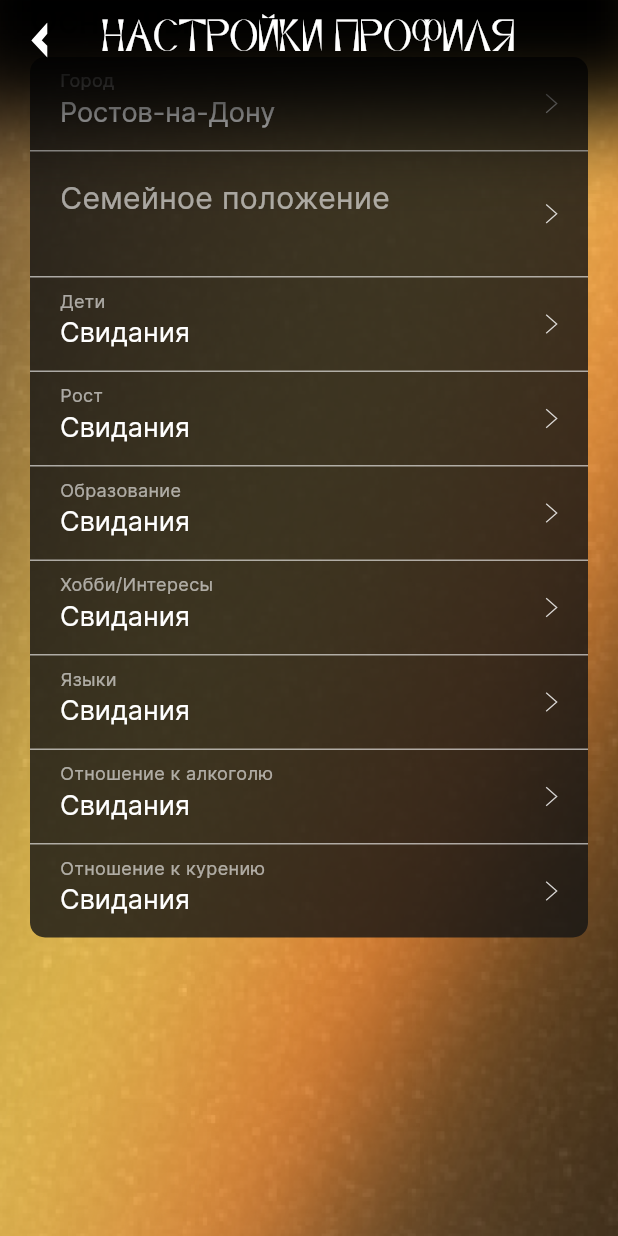
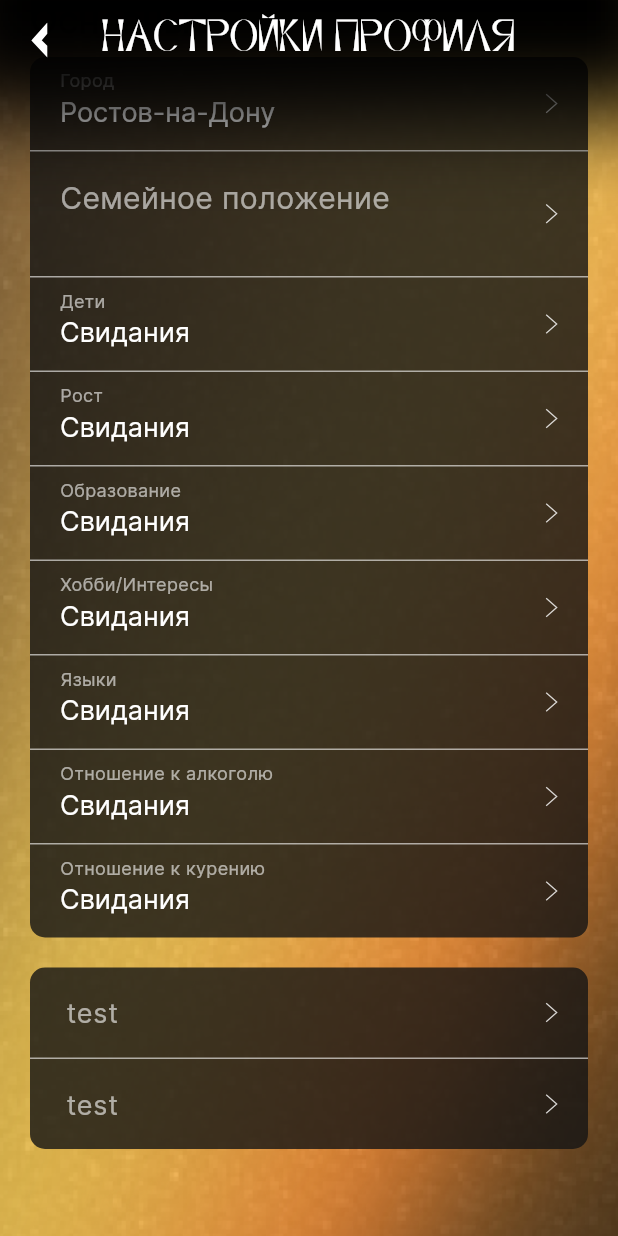
Before and after one commit to romo4ko/shine-frontend, a Flutter app: the ProfileSettings screen opened by its route, scrolled down 1152 dp, on a phone screen of 412 x 824 dp. Run offline on Flutter 3.47's test engine with Material 3 defaults, Android fonts, the phone set to English and light mode, and no system bars; our stand-ins replace flutter_card_swiper, flutter_svg, flutter_xlider, image_picker; missing offline and left inert: masked_text; network calls fail.

Commit message:
created f*cking vertical center text and floating label positioned textfield

```diff
--- /dev/null
+++ b/lib/components/Information/Inputs/TextInput.dart
@@ -0,0 +1,99 @@
+
+import 'package:flutter/material.dart';
+import 'package:flutter_svg/svg.dart';
+
+class TextInput extends StatefulWidget {
+
+  final List<String> values;
+  final String? selected;
+  final String title;
+  final String placeholder;
+
+  const TextInput({
+    super.key,
+    required this.values,
+    this.selected = null,
+    required this.title,
+    this.placeholder = 'test'
+  });
+
+  @override
+  State<TextInput> createState() => _TextInputState();
+}
+
+class _TextInputState extends State<TextInput> {
+
+  bool is_active = false;
+  String? _selectedValue;
+
+  Key _key = new GlobalKey();
+  final FocusNode _focusNode = FocusNode();
+  TextEditingController controller = TextEditingController();
+
+  @override
+  void initState() {
+    _selectedValue = widget.selected;
+    is_active = _selectedValue == null ? false : true;
+    super.initState();
+  }
+
+  @override
+  Widget build(BuildContext context) {
+    return GestureDetector(
+      onTap: () {
+        _focusNode.requestFocus();
+        print(1);
+      },
+      child: Container(
+        height: 60,
+        width: MediaQuery.of(context).size.width,
+        color: Colors.transparent,
+        child: Row(
+          mainAxisAlignment: MainAxisAlignment.spaceBetween,
+          children: [
+            Container(
+              width: 300,
+              padding: EdgeInsets.symmetric(vertical: 5),
+              child: TextFormField(
+                key: _key,
+                controller: controller,
+                focusNode: _focusNode,
+                textCapitalization: TextCapitalization.words,
+                style: const TextStyle(
+                    color: Colors.white,
+                    fontSize: 18,
+                    height: 1,
+                    fontFamily: 'Inter'
+                ),
+                cursorColor: Colors.white.withOpacity(0.5),
+                decoration: InputDecoration(
+                  contentPadding: const EdgeInsets.only(left: 20, right: 0),
+                  border: InputBorder.none,
+                  focusedBorder: InputBorder.none,
+                  enabledBorder: InputBorder.none,
+                  errorBorder: InputBorder.none,
+                  disabledBorder: InputBorder.none,
+                  focusedErrorBorder: InputBorder.none,
+                  labelStyle: TextStyle(
+                      color: Colors.white.withOpacity(0.6),
+                      fontSize: 18,
+                      height: 1,
+                      fontFamily: 'Inter'
+                  ),
+                  fillColor: Colors.transparent,
+                  filled: true,
+                  focusColor: Colors.transparent,
+                  labelText: widget.placeholder,
+                ),
+              ),
+            ),
+            Container(
+              padding: EdgeInsets.symmetric(horizontal: 20),
+                child: SvgPicture.asset('assets/icons/arrow-right.svg', height: 14)
+            ),
+          ],
+        ),
+      ),
+    );
+  }
+}
--- a/lib/views/premium.dart
+++ b/lib/views/premium.dart
@@ -152,10 +152,10 @@ class _PremiumState extends State<Premium> {
                         ),
                       ),
                       Padding(
-                        padding: const EdgeInsets.all(8.0),
+                        padding: const EdgeInsets.only(top: 10),
                         child: Text(
                           "${getDays()} дней ${getHours()} часов ${getMinutes()} минут ${getSeconds()} секунд",
-                          style: TextStyle(
+                          style: const TextStyle(
                               height: 1,
                               fontFamily: 'Montserrat',
                               fontSize: 14,
--- a/lib/views/profileSettings.dart
+++ b/lib/views/profileSettings.dart
@@ -1,6 +1,7 @@
 
 import 'package:flutter/material.dart';
 import 'package:flutter/cupertino.dart';
+import 'package:shine/components/Information/Inputs/TextInput.dart';
 import 'package:shine/components/Profile/profile.dart';
 import 'package:shine/components/ProfileSettings/ExtendedSelect.dart';
 import 'package:shine/components/ProfileSettings/ImagesGrid.dart';
@@ -178,6 +179,20 @@ class _ProfileSettingsState extends State<ProfileSettings> {
                       )
                   )
                 ],
+              ),
+              Container(
+                margin: EdgeInsets.only(top: 20),
+                  decoration: BoxDecoration(
+                      color: Color.fromRGBO(20, 20, 20, 0.8),
+                      borderRadius: BorderRadius.circular(10)
+                  ),
+                  child: Column(
+                    children: [
+                      TextInput(values: [], title: 'title'),
+                      Divider(height: 1, color: Colors.white.withOpacity(0.6)),
+                      TextInput(values: [], title: 'title')
+                    ],
+                  )
               )
             ],
           ),
```
